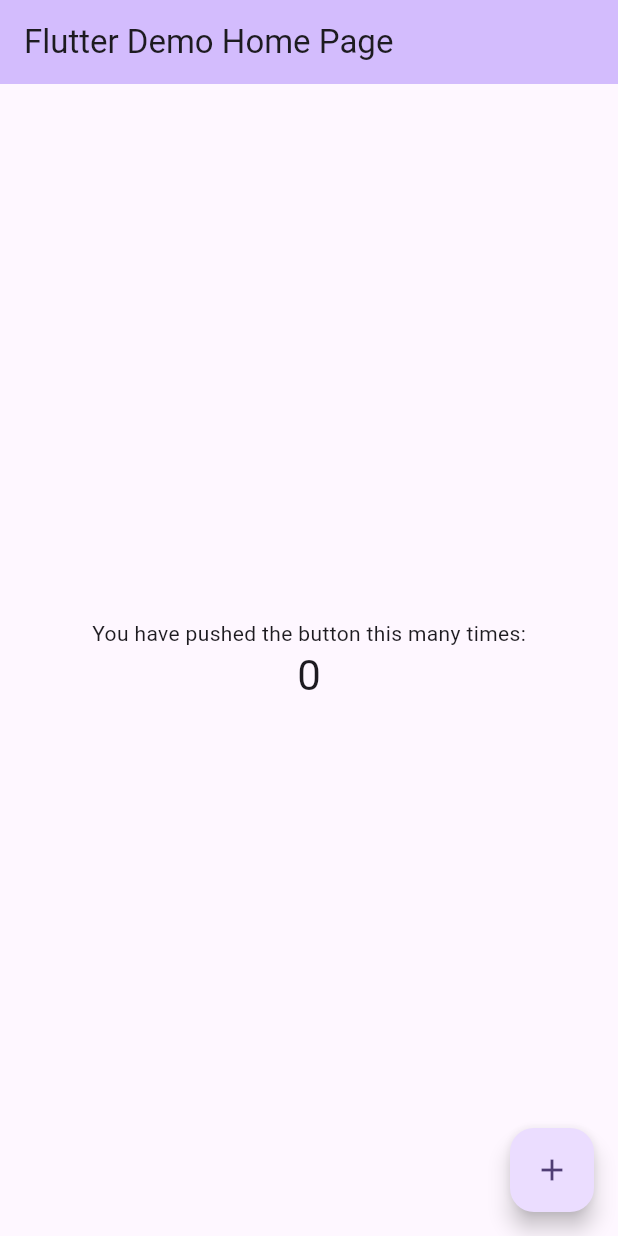
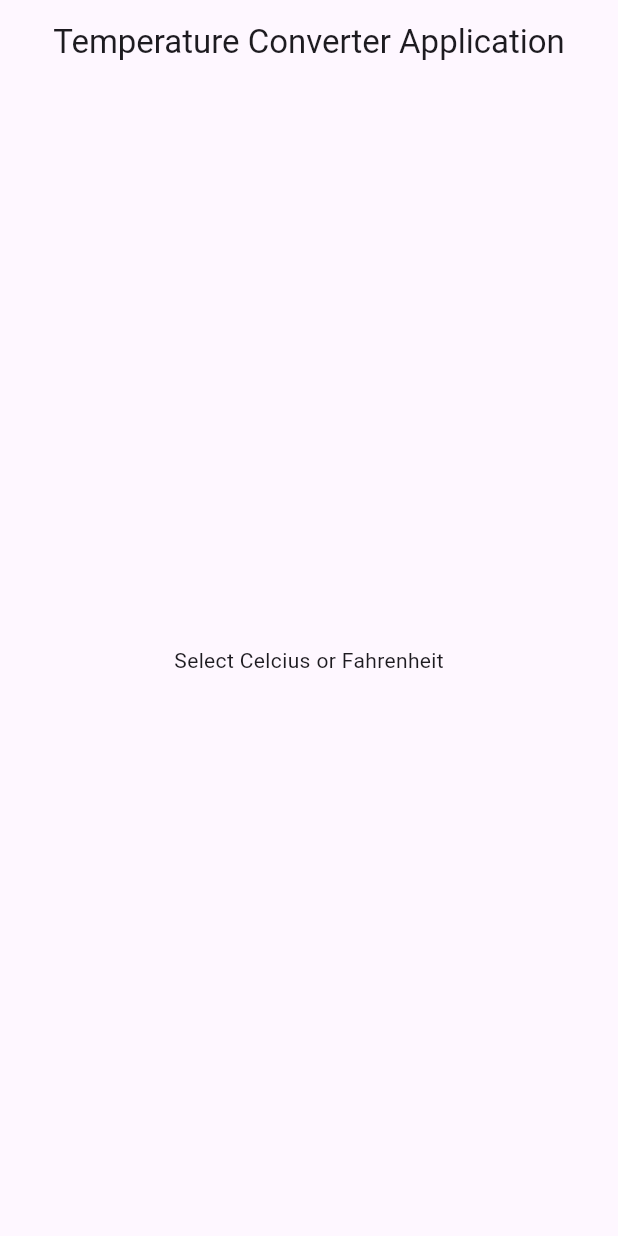
Before and after one commit to tuyishimejohnson/converter_application, a Flutter app: the screen it shows after launch, on a phone screen of 412 x 824 dp. Run offline on Flutter 3.47's test engine with Material 3 defaults, Android fonts, the phone set to English and light mode, and no system bars.

Commit message:
Added the title of the application.

```diff
--- a/lib/main.dart
+++ b/lib/main.dart
@@ -1,125 +1,15 @@
 import 'package:flutter/material.dart';
 
 void main() {
-  runApp(const MyApp());
-}
-
-class MyApp extends StatelessWidget {
-  const MyApp({super.key});
-
-  // This widget is the root of your application.
-  @override
-  Widget build(BuildContext context) {
-    return MaterialApp(
-      title: 'Flutter Demo',
-      theme: ThemeData(
-        // This is the theme of your application.
-        //
-        // TRY THIS: Try running your application with "flutter run". You'll see
-        // the application has a purple toolbar. Then, without quitting the app,
-        // try changing the seedColor in the colorScheme below to Colors.green
-        // and then invoke "hot reload" (save your changes or press the "hot
-        // reload" button in a Flutter-supported IDE, or press "r" if you used
-        // the command line to start the app).
-        //
-        // Notice that the counter didn't reset back to zero; the application
-        // state is not lost during the reload. To reset the state, use hot
-        // restart instead.
-        //
-        // This works for code too, not just values: Most code changes can be
-        // tested with just a hot reload.
-        colorScheme: ColorScheme.fromSeed(seedColor: Colors.deepPurple),
-        useMaterial3: true,
-      ),
-      home: const MyHomePage(title: 'Flutter Demo Home Page'),
-    );
-  }
-}
-
-class MyHomePage extends StatefulWidget {
-  const MyHomePage({super.key, required this.title});
-
-  // This widget is the home page of your application. It is stateful, meaning
-  // that it has a State object (defined below) that contains fields that affect
-  // how it looks.
-
-  // This class is the configuration for the state. It holds the values (in this
-  // case the title) provided by the parent (in this case the App widget) and
-  // used by the build method of the State. Fields in a Widget subclass are
-  // always marked "final".
-
-  final String title;
-
-  @override
-  State<MyHomePage> createState() => _MyHomePageState();
-}
-
-class _MyHomePageState extends State<MyHomePage> {
-  int _counter = 0;
-
-  void _incrementCounter() {
-    setState(() {
-      // This call to setState tells the Flutter framework that something has
-      // changed in this State, which causes it to rerun the build method below
-      // so that the display can reflect the updated values. If we changed
-      // _counter without calling setState(), then the build method would not be
-      // called again, and so nothing would appear to happen.
-      _counter++;
-    });
-  }
-
-  @override
-  Widget build(BuildContext context) {
-    // This method is rerun every time setState is called, for instance as done
-    // by the _incrementCounter method above.
-    //
-    // The Flutter framework has been optimized to make rerunning build methods
-    // fast, so that you can just rebuild anything that needs updating rather
-    // than having to individually change instances of widgets.
-    return Scaffold(
+  runApp(MaterialApp(
+    home: Scaffold(
       appBar: AppBar(
-        // TRY THIS: Try changing the color here to a specific color (to
-        // Colors.amber, perhaps?) and trigger a hot reload to see the AppBar
-        // change color while the other colors stay the same.
-        backgroundColor: Theme.of(context).colorScheme.inversePrimary,
-        // Here we take the value from the MyHomePage object that was created by
-        // the App.build method, and use it to set our appbar title.
-        title: Text(widget.title),
+        title: Text("Temperature Converter Application"),
+        centerTitle: true,
       ),
       body: Center(
-        // Center is a layout widget. It takes a single child and positions it
-        // in the middle of the parent.
-        child: Column(
-          // Column is also a layout widget. It takes a list of children and
-          // arranges them vertically. By default, it sizes itself to fit its
-          // children horizontally, and tries to be as tall as its parent.
-          //
-          // Column has various properties to control how it sizes itself and
-          // how it positions its children. Here we use mainAxisAlignment to
-          // center the children vertically; the main axis here is the vertical
-          // axis because Columns are vertical (the cross axis would be
-          // horizontal).
-          //
-          // TRY THIS: Invoke "debug painting" (choose the "Toggle Debug Paint"
-          // action in the IDE, or press "p" in the console), to see the
-          // wireframe for each widget.
-          mainAxisAlignment: MainAxisAlignment.center,
-          children: <Widget>[
-            const Text(
-              'You have pushed the button this many times:',
-            ),
-            Text(
-              '$_counter',
-              style: Theme.of(context).textTheme.headlineMedium,
-            ),
-          ],
-        ),
+        child: Text("Select Celcius or Fahrenheit"),
       ),
-      floatingActionButton: FloatingActionButton(
-        onPressed: _incrementCounter,
-        tooltip: 'Increment',
-        child: const Icon(Icons.add),
-      ), // This trailing comma makes auto-formatting nicer for build methods.
-    );
-  }
+    ),
+  ));
 }
```
